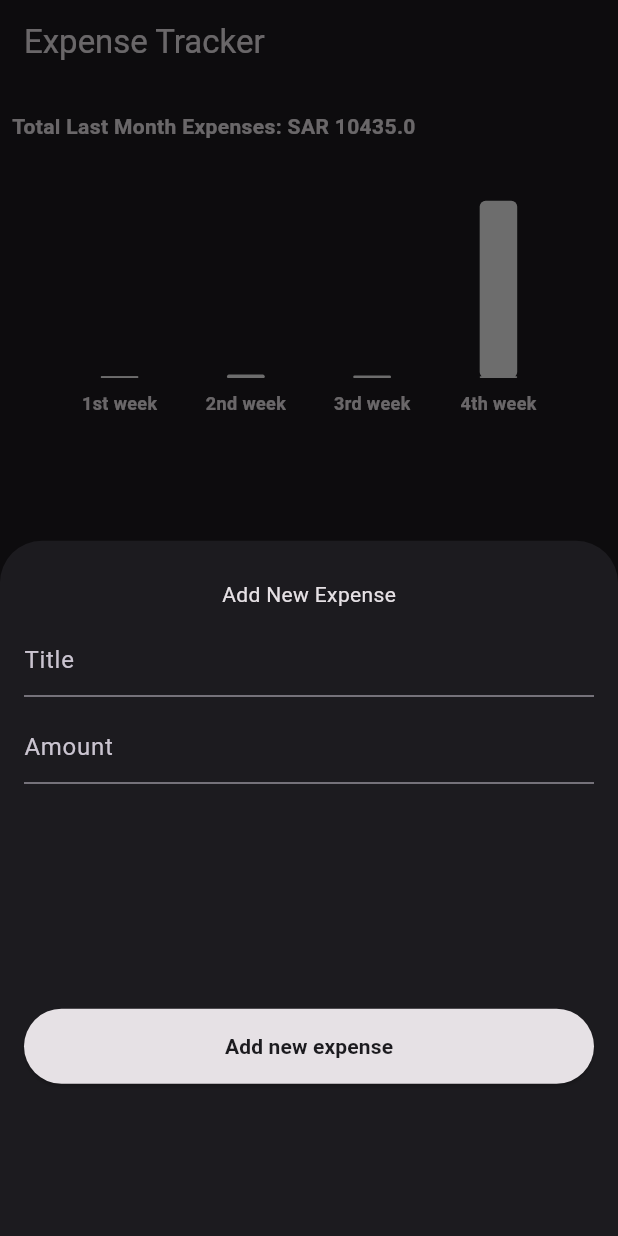
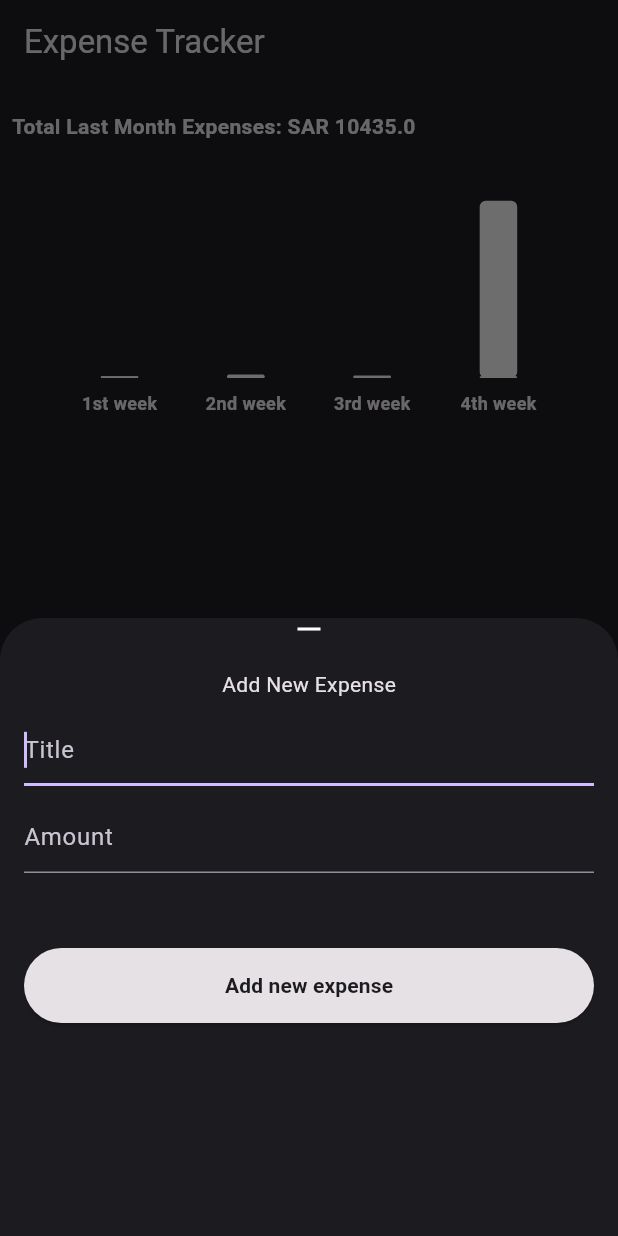
Before and after one commit to JuribaDev/expenses_tracker_ddd, a Flutter app: the screen it shows after launch, after a tap on the "add" icon, on a phone screen of 412 x 824 dp. Run offline on Flutter 3.47's test engine with Material 3 defaults, Android fonts, the phone set to English and light mode, and no system bars; drawn by our look-alikes of fl_chart; our stand-ins replace bloc, device_preview, drift, equatable, flutter_bloc, flutter_hooks and 3 more; accounts and stored records are empty; generated files the repository leaves out were written again.

Commit message:
ui fixes

```diff
--- a/lib/app_initializer.dart
+++ b/lib/app_initializer.dart
@@ -16,7 +16,7 @@ class AppInitializer {
     try {
       await injectMultiPlatformDependencies(logger, env: env, sl: sl);
     } catch (e, stackTrace) {
-      logger.e('Specific error occurred in initializeDependencies: $e, stackTrace: $stackTrace');
+      logger.e('Specific error occurred in injectMultiPlatformDependencies: $e, stackTrace: $stackTrace');
       // ToDo: Display an Error screen, including a way to let the development team know that the app has crashed.
     }
   }
--- a/lib/presentation/expense/screen/expense_screen.dart
+++ b/lib/presentation/expense/screen/expense_screen.dart
@@ -1,24 +1,24 @@
+import 'package:expenses_tracker_ddd/app_initializer.dart';
 import 'package:expenses_tracker_ddd/core/widgets/responsive_layout_wrapper.dart';
+import 'package:expenses_tracker_ddd/presentation/expense/bloc/expense_bloc.dart';
 import 'package:expenses_tracker_ddd/presentation/expense/screen/mobile_portrait/expense_mobile_portrait_view.dart';
 import 'package:flutter/material.dart';
+import 'package:flutter_bloc/flutter_bloc.dart';
 
 class ExpenseScreen extends StatelessWidget {
   const ExpenseScreen({super.key});
 
   @override
   Widget build(BuildContext context) {
-    return ResponsiveLayoutWrapper(
-      mobilePortraitLayout: const ExpenseMobilePortraitView(),
-      mobileLandscapeLayout: _placeholder('Tablet Portrait'),
-      tabletPortraitLayout: _placeholder('Tablet Portrait'),
-      tabletLandscapeLayout: _placeholder('Tablet Landscape'),
-      desktopLayout: _placeholder('Desktop'),
+    return BlocProvider<ExpenseBloc>(
+      create: (context) => sl<ExpenseBloc>()..add(const ExpensesEvent.getExpenses()),
+      child: const ResponsiveLayoutWrapper(
+        mobilePortraitLayout: ExpenseMobilePortraitView(),
+        mobileLandscapeLayout: ExpenseMobilePortraitView(),
+        tabletPortraitLayout: ExpenseMobilePortraitView(),
+        tabletLandscapeLayout: ExpenseMobilePortraitView(),
+        desktopLayout: ExpenseMobilePortraitView(),
+      ),
     );
   }
-
-  Widget _placeholder(String text) => Scaffold(
-        body: Center(
-          child: Text(text),
-        ),
-      );
 }
--- a/lib/presentation/expense/screen/mobile_portrait/expense_mobile_portrait_view.dart
+++ b/lib/presentation/expense/screen/mobile_portrait/expense_mobile_portrait_view.dart
@@ -1,4 +1,4 @@
-// ignore_for_file: inference_failure_on_function_invocation
+// ignore_for_file: inference_failure_on_function_invocation, inference_failure_on_instance_creation
 
 import 'package:expenses_tracker_ddd/presentation/expense/screen/widget/add_or_update_expense_widget.dart';
 import 'package:expenses_tracker_ddd/presentation/expense/screen/widget/expenses_list.dart';
@@ -15,13 +15,18 @@ class ExpenseMobilePortraitView extends HookWidget {
       child: GestureDetector(
         onTap: () => FocusScope.of(context).unfocus(),
         child: Scaffold(
+          resizeToAvoidBottomInset: false,
           appBar: AppBar(
             title: const Text('Expense Tracker'),
           ),
           floatingActionButton: FloatingActionButton(
             backgroundColor: Theme.of(context).colorScheme.onBackground,
-            onPressed: () =>
-                showModalBottomSheet(context: context, builder: (BuildContext context) => AddOrUpdateExpenseWidget()),
+            onPressed: () => Navigator.of(context).push(
+              ModalBottomSheetRoute(
+                builder: (context) => AddOrUpdateExpenseWidget(),
+                isScrollControlled: true,
+              ),
+            ),
             child: Icon(Icons.add, color: Theme.of(context).colorScheme.background),
           ),
           body: Padding(
--- a/lib/presentation/expense/screen/widget/add_or_update_expense_widget.dart
+++ b/lib/presentation/expense/screen/widget/add_or_update_expense_widget.dart
@@ -13,12 +13,12 @@ class AddOrUpdateExpenseWidget extends HookWidget {
 
   @override
   Widget build(BuildContext context) {
-    final bloc = sl<ExpenseBloc>();
-
+    final focus = useFocusNode();
     final titleController = useTextEditingController();
     final amountController = useTextEditingController();
     var now = DateTime.now();
     useEffect(() {
+      focus.requestFocus();
       if (expenseDto != null) {
         titleController.text = expenseDto!.title;
         amountController.text = expenseDto!.amount;
@@ -27,35 +27,52 @@ class AddOrUpdateExpenseWidget extends HookWidget {
       return;
     });
 
-    return SingleChildScrollView(
-      physics: const BouncingScrollPhysics(),
-      child: SizedBox(
-        height: MediaQuery.of(context).size.height * 0.6,
+    return DraggableScrollableSheet(
+      expand: false,
+      builder: (context, scrollController) => SingleChildScrollView(
+        controller: scrollController,
+        physics: const BouncingScrollPhysics(),
         child: Padding(
-          padding: const EdgeInsets.all(16),
+          padding: const EdgeInsets.only(top: 4, left: 16, right: 16, bottom: 8),
           child: Form(
             key: formKey,
             child: Column(
-              children: [
-                const SizedBox(height: 10),
-                const Text('Add New Expense'),
+              children: <Widget>[
+                const Icon(
+                  Icons.maximize,
+                  size: 20,
+                ),
+                const SizedBox(
+                  height: 10,
+                ),
+                Text(
+                  expenseDto != null ? 'Update Expense' : 'Add New Expense',
+                ),
                 const SizedBox(height: 10),
                 TextFormField(
+                  focusNode: focus,
                   autovalidateMode: AutovalidateMode.onUserInteraction,
                   controller: titleController,
+                  textInputAction: TextInputAction.next,
                   validator: validateTitleOnChange,
                   decoration: const InputDecoration(hintText: 'Title'),
                 ),
                 const SizedBox(height: 10),
                 TextFormField(
+                  controller: amountController,
                   autovalidateMode: AutovalidateMode.onUserInteraction,
-                  controller: amountController,
+                  textInputAction: TextInputAction.done,
                   keyboardType: TextInputType.number,
                   validator: validateAmountOnChange,
                   decoration: const InputDecoration(hintText: 'Amount'),
-                  onFieldSubmitted: (_) => FocusScope.of(context).unfocus(),
+                  onFieldSubmitted: (_) {
+                    FocusScope.of(context).unfocus();
+                    addOrUpdate(context, titleController.text, amountController.text, now);
+                  },
                 ),
-                const SizedBox(height: 150),
+                const SizedBox(
+                  height: 50,
+                ),
                 SizedBox(
                   width: double.infinity,
                   height: 50,
@@ -64,40 +81,14 @@ class AddOrUpdateExpenseWidget extends HookWidget {
                       backgroundColor: Theme.of(context).colorScheme.onBackground,
                       foregroundColor: Theme.of(context).colorScheme.background,
                     ),
-                    onPressed: () {
-                      if (formKey.currentState!.validate()) {
-                        if (expenseDto != null) {
-                          bloc.add(
-                            ExpensesEvent.updateExpense(
-                              ExpenseDto(
-                                id: expenseDto!.id,
-                                title: titleController.text,
-                                amount: amountController.text,
-                                date: now,
-                              ),
-                            ),
-                          );
-                        } else {
-                          bloc.add(
-                            ExpensesEvent.addExpense(
-                              ExpenseDto(
-                                title: titleController.text,
-                                amount: amountController.text,
-                                date: now,
-                              ),
-                            ),
-                          );
-                        }
-                        Navigator.pop(context);
-                      }
-                    },
+                    onPressed: () => addOrUpdate(context, titleController.text, amountController.text, now),
                     child: const Text(
                       'Add new expense',
                       style: TextStyle(fontSize: 14, fontWeight: FontWeight.bold),
                     ),
                   ),
                 ),
-                const SizedBox(height: 20),
+                // const SizedBox(height: 10),
               ],
             ),
           ),
@@ -105,4 +96,34 @@ class AddOrUpdateExpenseWidget extends HookWidget {
       ),
     );
   }
+
+  void addOrUpdate(BuildContext context, String title, String amount, DateTime createdAt) {
+    {
+      if (formKey.currentState!.validate()) {
+        if (expenseDto != null) {
+          sl<ExpenseBloc>().add(
+            ExpensesEvent.updateExpense(
+              ExpenseDto(
+                id: expenseDto!.id,
+                title: title,
+                amount: amount,
+                date: DateTime.now(),
+              ),
+            ),
+          );
+        } else {
+          sl<ExpenseBloc>().add(
+            ExpensesEvent.addExpense(
+              ExpenseDto(
+                title: title,
+                amount: amount,
+                date: createdAt,
+              ),
+            ),
+          );
+        }
+        Navigator.pop(context);
+      }
+    }
+  }
 }
--- a/pubspec.yaml
+++ b/pubspec.yaml
@@ -40,6 +40,7 @@ dependencies:
   sqlite3_flutter_libs: ^0.5.18
   path_provider: ^2.1.1
   path: ^1.8.3
+  wolt_modal_sheet: ^0.1.4
 
 dev_dependencies:
   bloc_test: ^9.1.5
```
Also changed, not shown: lib/presentation/expense/screen/widget/expenses_list.dart (+14 -18 lines), pubspec.lock, 5 other files.
